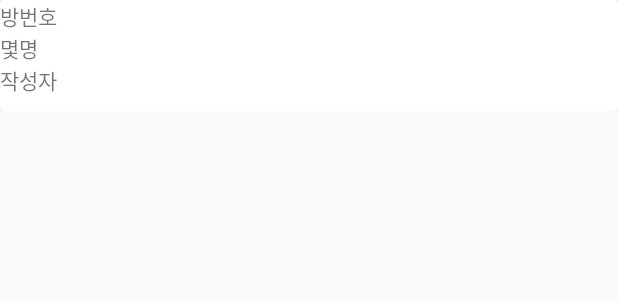
After one commit to msbemh/outdoorActivityApp, an Android app: the layout row_recyclerview_room.xml on its own in the app's theme, with its tools: preview values and no code run, on a phone screen of 412 x 824 dp. The commit adds this screen. Shown: the top 300 px of the screen. Run offline under Robolectric (Android 15) with nearby library versions, the phone set to English and light mode, and no system bars.

Commit message:
방리스트 recyclerview로 보여주기

```diff
--- /dev/null
+++ b/app/src/main/res/layout/row_recyclerview_room.xml
@@ -0,0 +1,43 @@
+<?xml version="1.0" encoding="utf-8"?>
+<androidx.constraintlayout.widget.ConstraintLayout
+    xmlns:android="http://schemas.android.com/apk/res/android"
+    xmlns:app="http://schemas.android.com/apk/res-auto"
+    xmlns:tools="http://schemas.android.com/tools"
+    android:layout_width="match_parent"
+    android:layout_height="wrap_content"
+    tools:context=".activity.TogetherActivity">
+
+
+    <androidx.cardview.widget.CardView
+        android:layout_width="match_parent"
+        android:layout_height="wrap_content"
+        app:layout_constraintTop_toTopOf="parent"
+        tools:layout_editor_absoluteX="1dp">
+
+        <LinearLayout
+            android:layout_width="match_parent"
+            android:layout_height="wrap_content"
+            android:layout_marginBottom="10dp"
+            android:orientation="vertical">
+
+            <TextView
+                android:id="@+id/text_room_no"
+                android:layout_width="wrap_content"
+                android:layout_height="wrap_content"
+                android:text="방번호" />
+
+            <TextView
+                android:id="@+id/text_user_num"
+                android:layout_width="wrap_content"
+                android:layout_height="wrap_content"
+                android:text="몇명" />
+
+            <TextView
+                android:id="@+id/text_writer"
+                android:layout_width="wrap_content"
+                android:layout_height="wrap_content"
+                android:text="작성자" />
+        </LinearLayout>
+
+    </androidx.cardview.widget.CardView>
+</androidx.constraintlayout.widget.ConstraintLayout>
```
Also changed, not shown: app/src/main/java/com/action/outdooractivityapp/activity/TogetherActivity.java (+38 -2 lines), app/src/main/java/com/action/outdooractivityapp/adapter/RVRoomAdapter.java (added, +87 -0 lines), app/src/main/res/layout/activity_together.xml (+7 -8 lines).
